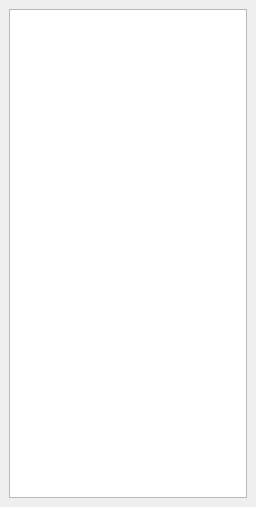
The window that src/dockwatchlist.ui (katmai1/qtradingview2) describes before a commit, drawn with Qt 5.
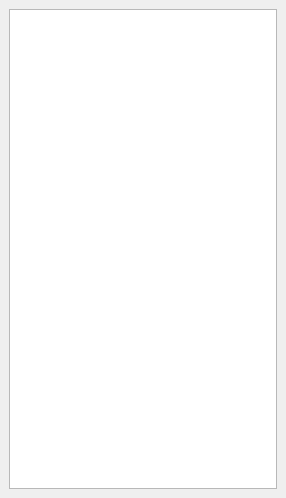
The same window after the commit.

```diff
--- a/src/dockwatchlist.ui
+++ b/src/dockwatchlist.ui
@@ -6,8 +6,8 @@
    <rect>
     <x>0</x>
     <y>0</y>
-    <width>256</width>
-    <height>507</height>
+    <width>286</width>
+    <height>498</height>
    </rect>
   </property>
   <property name="windowTitle">
@@ -16,6 +16,9 @@
   <property name="dockLocation">
    <enum>Qt::DockWidgetArea::NoDockWidgetArea</enum>
   </property>
+  <attribute name="dockWidgetArea">
+   <number>1</number>
+  </attribute>
   <widget class="QWidget" name="dockWidgetContents">
    <layout class="QVBoxLayout" name="verticalLayout">
     <item>
```
Left out of the diff: 2 changed lines with no effect on the pictures.
